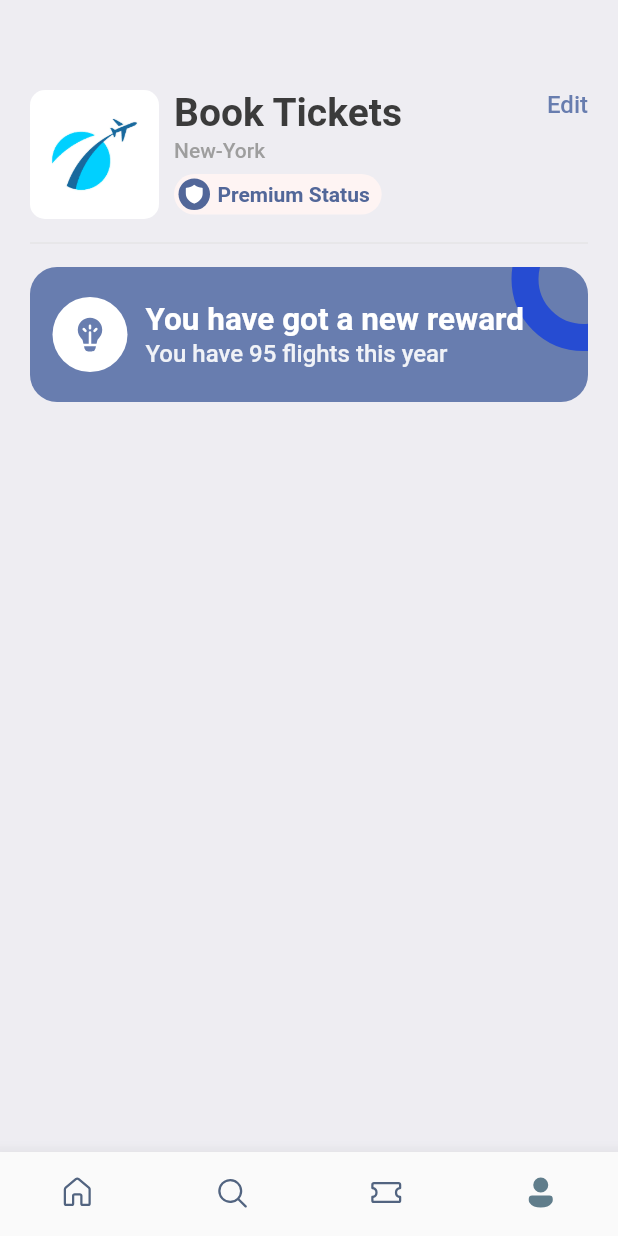
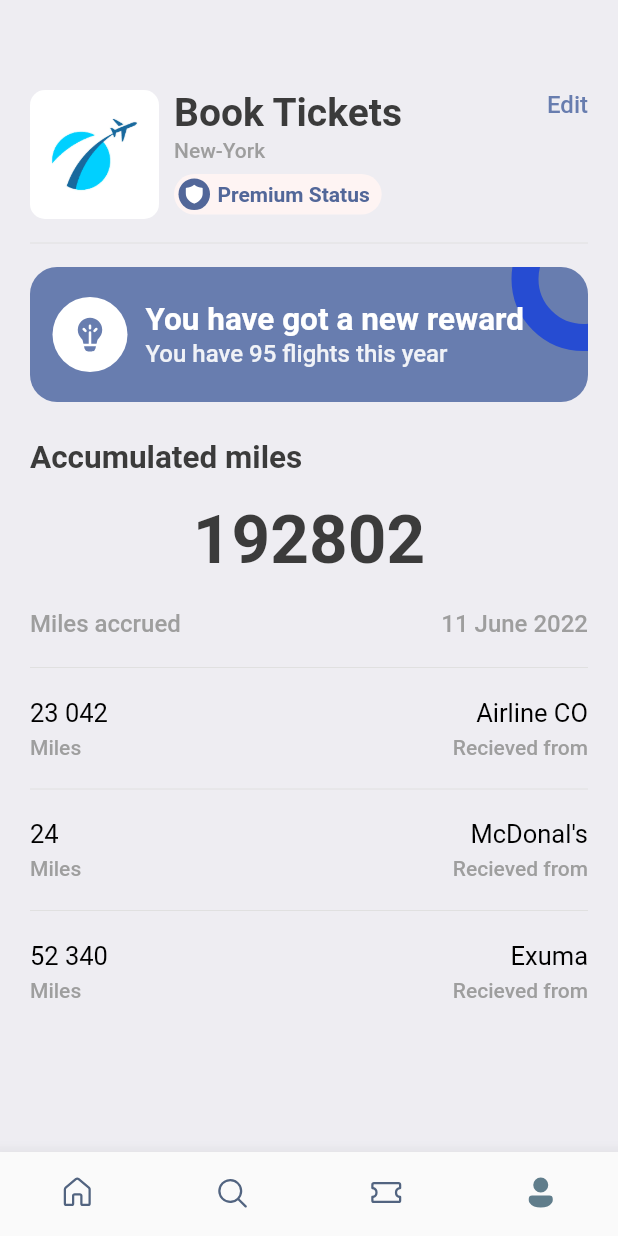
Before and after one commit to harshjainsk/ticket-booking-app, a Flutter app: the screen it shows after launch, item 4 of the bottom bar chosen, on a phone screen of 412 x 824 dp. Run offline on Flutter 3.47's test engine with Material 2 defaults, Android fonts, the phone set to English and light mode, and no system bars; our stand-ins replace barcode_widget, fluentui_icons, gap, get.

Commit message:
added additional info in profile screen

```diff
--- a/lib/screens/profile_screen.dart
+++ b/lib/screens/profile_screen.dart
@@ -3,6 +3,7 @@ import 'package:flutter/material.dart';
 import 'package:gap/gap.dart';
 import 'package:ticket_booking_app/utils/app_layout.dart';
 import 'package:ticket_booking_app/utils/app_styles.dart';
+import 'package:ticket_booking_app/widgets/column_layout.dart';
 
 class ProfileScreen extends StatelessWidget {
   const ProfileScreen({Key? key}) : super(key: key);
@@ -140,6 +141,70 @@ class ProfileScreen extends StatelessWidget {
               ),
             ],
           ),
+          Gap(AppLayout.getHeight(25)),
+          Text('Accumulated miles', style: Styles.headLineStyle2,),
+          Container(
+            child: Column(
+              children: [
+                Gap(AppLayout.getHeight(15)),
+                Text('192802',
+                  style: TextStyle(
+                    fontSize: 45,
+                    color: Styles.textColor,
+                    fontWeight: FontWeight.w600,
+                  ),
+                ),
+                Gap(AppLayout.getHeight(20)),
+                Row(
+                  mainAxisAlignment: MainAxisAlignment.spaceBetween,
+                  children: [
+                    Text('Miles accrued',
+                      style: Styles.headLineStyle4.copyWith(
+                        fontSize: 16
+                      ),
+                    ),
+                    Text('11 June 2022',
+                      style: Styles.headLineStyle4.copyWith(
+                          fontSize: 16
+                      ),
+                    ),
+                  ],
+                ),
+                Gap(AppLayout.getHeight(12)),
+                Divider(color: Colors.grey.shade300,),
+                Gap(AppLayout.getHeight(12)),
+                Row(
+                  mainAxisAlignment: MainAxisAlignment.spaceBetween,
+                  children: [
+                    ColumnLayout(firstText: '23 042', secondText: 'Miles', alignment: CrossAxisAlignment.start),
+                    ColumnLayout(firstText: 'Airline CO', secondText: 'Recieved from', alignment: CrossAxisAlignment.end),
+                  ],
+                ),
+                Gap(AppLayout.getHeight(12)),
+                Divider(color: Colors.grey.shade300,),
+                Gap(AppLayout.getHeight(12)),
+                Row(
+                  mainAxisAlignment: MainAxisAlignment.spaceBetween,
+                  children: [
+                    ColumnLayout(firstText: '24', secondText: 'Miles', alignment: CrossAxisAlignment.start),
+                    ColumnLayout(firstText: 'McDonal\'s', secondText: 'Recieved from', alignment: CrossAxisAlignment.end),
+                  ],
+                ),
+                Gap(AppLayout.getHeight(12)),
+                Divider(color: Colors.grey.shade300,),
+                Gap(AppLayout.getHeight(12)),
+                Row(
+                  mainAxisAlignment: MainAxisAlignment.spaceBetween,
+                  children: [
+                    ColumnLayout(firstText: '52 340', secondText: 'Miles', alignment: CrossAxisAlignment.start),
+                    ColumnLayout(firstText: 'Exuma', secondText: 'Recieved from', alignment: CrossAxisAlignment.end),
+                  ],
+                ),
+
+
+              ],
+            ),
+          )
         ],
       ),
     );
```
